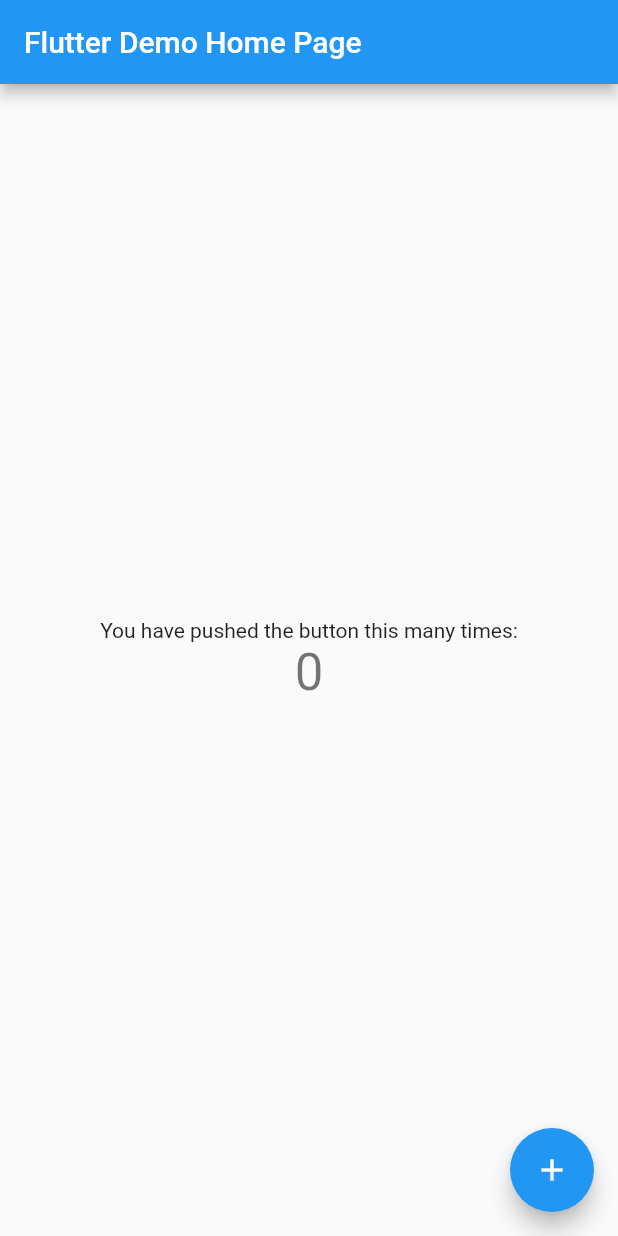
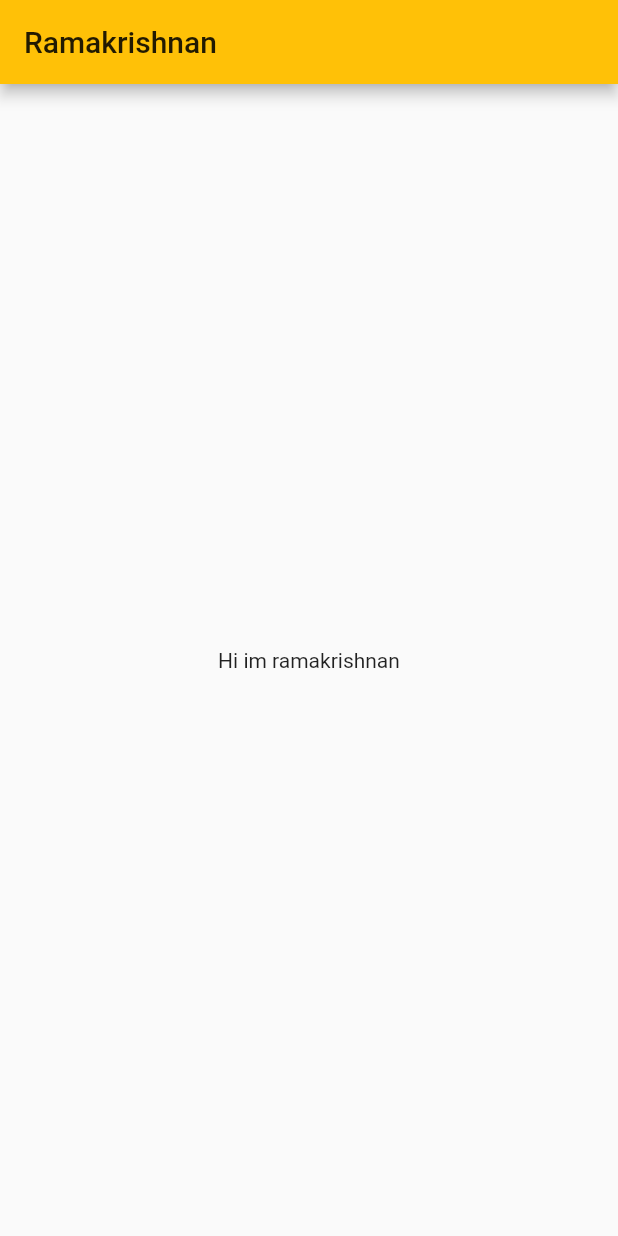
Before and after one commit to Ramakrishnan0216/personal_portfolio, a Flutter app: the screen it shows after launch, on a phone screen of 412 x 824 dp. Run offline on Flutter 3.47's test engine with Material 2 defaults, Android fonts, the phone set to English and light mode, and no system bars.

Commit message:
Updated theme color.

```diff
--- a/lib/main.dart
+++ b/lib/main.dart
@@ -11,33 +11,15 @@
     return MaterialApp(
       title: 'Flutter Demo',
       theme: ThemeData(
-        // This is the theme of your application.
-        //
-        // Try running your application with "flutter run". You'll see the
-        // application has a blue toolbar. Then, without quitting the app, try
-        // changing the primarySwatch below to Colors.green and then invoke
-        // "hot reload" (press "r" in the console where you ran "flutter run",
-        // or simply save your changes to "hot reload" in a Flutter IDE).
-        // Notice that the counter didn't reset back to zero; the application
-        // is not restarted.
-        primarySwatch: Colors.blue,
+        primarySwatch: Colors.amber,
       ),
-      home: MyHomePage(title: 'Flutter Demo Home Page'),
+      home: MyHomePage(title: 'Ramakrishnan'),
     );
   }
 }
 
 class MyHomePage extends StatefulWidget {
   MyHomePage({Key? key, required this.title}) : super(key: key);
-
-  // This widget is the home page of your application. It is stateful, meaning
-  // that it has a State object (defined below) that contains fields that affect
-  // how it looks.
-
-  // This class is the configuration for the state. It holds the values (in this
-  // case the title) provided by the parent (in this case the App widget) and
-  // used by the build method of the State. Fields in a Widget subclass are
-  // always marked "final".
 
   final String title;
 
@@ -46,68 +28,18 @@
 }
 
 class _MyHomePageState extends State<MyHomePage> {
-  int _counter = 0;
-
-  void _incrementCounter() {
-    setState(() {
-      // This call to setState tells the Flutter framework that something has
-      // changed in this State, which causes it to rerun the build method below
-      // so that the display can reflect the updated values. If we changed
-      // _counter without calling setState(), then the build method would not be
-      // called again, and so nothing would appear to happen.
-      _counter++;
-    });
-  }
-
   @override
   Widget build(BuildContext context) {
-    // This method is rerun every time setState is called, for instance as done
-    // by the _incrementCounter method above.
-    //
-    // The Flutter framework has been optimized to make rerunning build methods
-    // fast, so that you can just rebuild anything that needs updating rather
-    // than having to individually change instances of widgets.
     return Scaffold(
       appBar: AppBar(
-        // Here we take the value from the MyHomePage object that was created by
-        // the App.build method, and use it to set our appbar title.
         title: Text(widget.title),
       ),
       body: Center(
         // Center is a layout widget. It takes a single child and positions it
         // in the middle of the parent.
-        child: Column(
-          // Column is also a layout widget. It takes a list of children and
-          // arranges them vertically. By default, it sizes itself to fit its
-          // children horizontally, and tries to be as tall as its parent.
-          //
-          // Invoke "debug painting" (press "p" in the console, choose the
-          // "Toggle Debug Paint" action from the Flutter Inspector in Android
-          // Studio, or the "Toggle Debug Paint" command in Visual Studio Code)
-          // to see the wireframe for each widget.
-          //
-          // Column has various properties to control how it sizes itself and
-          // how it positions its children. Here we use mainAxisAlignment to
-          // center the children vertically; the main axis here is the vertical
-          // axis because Columns are vertical (the cross axis would be
-          // horizontal).
-          mainAxisAlignment: MainAxisAlignment.center,
-          children: <Widget>[
-            Text(
-              'You have pushed the button this many times:',
-            ),
-            Text(
-              '$_counter',
-              style: Theme.of(context).textTheme.headline4,
-            ),
-          ],
-        ),
+        child: Text("Hi im ramakrishnan"),
       ),
-      floatingActionButton: FloatingActionButton(
-        onPressed: _incrementCounter,
-        tooltip: 'Increment',
-        child: Icon(Icons.add),
-      ), // This trailing comma makes auto-formatting nicer for build methods.
+      // This trailing comma makes auto-formatting nicer for build methods.
     );
   }
 }
```
